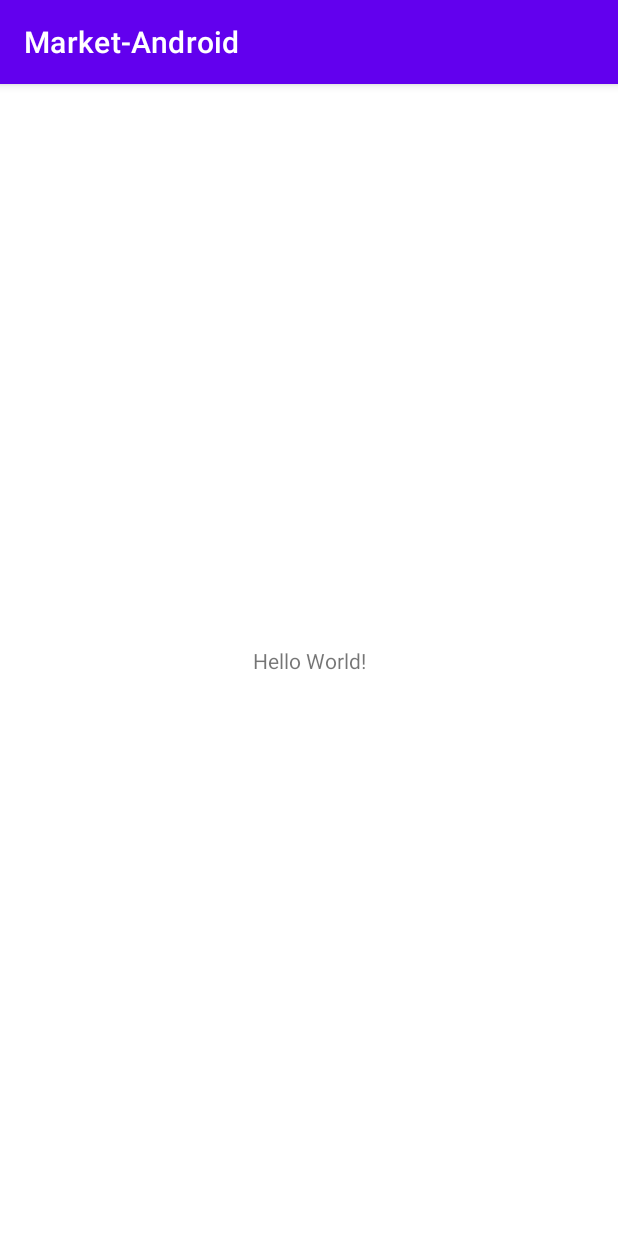
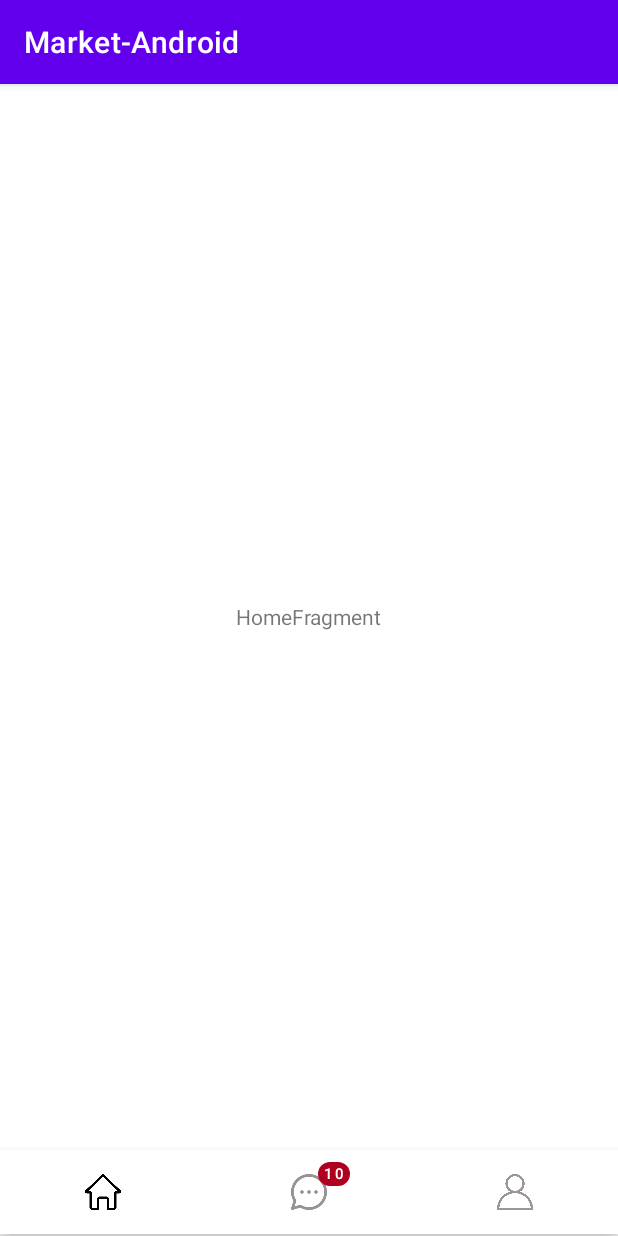
Before and after one commit to hyeonseongkang/Market-Android, an Android app: the screen it shows after launch (MainActivity), on a phone screen of 412 x 824 dp. Run offline under Robolectric (Android 15) with nearby library versions, the phone set to English and light mode, and no system bars.

Commit message:
bottomNavigationView 구현

```diff
--- a/app/src/main/AndroidManifest.xml
+++ b/app/src/main/AndroidManifest.xml
@@ -9,7 +9,9 @@
         android:roundIcon="@mipmap/ic_launcher_round"
         android:supportsRtl="true"
         android:theme="@style/Theme.MarketAndroid">
-        <activity android:name=".MainActivity">
+
+        <activity android:name=".MainActivity"
+            android:exported="true">
             <intent-filter>
                 <action android:name="android.intent.action.MAIN" />
 
--- a/app/src/main/java/com/mirror/market_android/MainActivity.java
+++ b/app/src/main/java/com/mirror/market_android/MainActivity.java
@@ -1,14 +1,55 @@
 package com.mirror.market_android;
 
+import androidx.annotation.NonNull;
 import androidx.appcompat.app.AppCompatActivity;
 
 import android.os.Bundle;
+import android.view.MenuItem;
+
+import com.google.android.material.badge.BadgeDrawable;
+import com.google.android.material.bottomnavigation.BottomNavigationView;
+import com.google.android.material.navigation.NavigationBarView;
+import com.mirror.market_android.chat.ChatFragment;
+import com.mirror.market_android.home.HomeFragment;
+import com.mirror.market_android.mypage.MyPageFragment;
 
 public class MainActivity extends AppCompatActivity {
+
+    BottomNavigationView bottomNavigationView;
+
+    HomeFragment homeFragment = new HomeFragment();
+    ChatFragment chatFragment = new ChatFragment();
+    MyPageFragment myPageFragment = new MyPageFragment();
 
     @Override
     protected void onCreate(Bundle savedInstanceState) {
         super.onCreate(savedInstanceState);
         setContentView(R.layout.activity_main);
+
+        bottomNavigationView = findViewById(R.id.bottomNavigation);
+
+        getSupportFragmentManager().beginTransaction().replace(R.id.container, homeFragment).commit();
+
+        BadgeDrawable badgeDrawable = bottomNavigationView.getOrCreateBadge(R.id.chat);
+        badgeDrawable.setVisible(true);
+        badgeDrawable.setNumber(10);
+
+        bottomNavigationView.setOnItemSelectedListener(new NavigationBarView.OnItemSelectedListener() {
+            @Override
+            public boolean onNavigationItemSelected(MenuItem item) {
+                switch(item.getItemId()) {
+                    case R.id.home:
+                        getSupportFragmentManager().beginTransaction().replace(R.id.container, homeFragment).commit();
+                        return true;
+                    case R.id.chat:
+                        getSupportFragmentManager().beginTransaction().replace(R.id.container, chatFragment).commit();
+                        return true;
+                    case R.id.mypage:
+                        getSupportFragmentManager().beginTransaction().replace(R.id.container, myPageFragment).commit();
+                        return true;
+                }
+                return false;
+            }
+        });
     }
 }
--- /dev/null
+++ b/app/src/main/java/com/mirror/market_android/chat/ChatFragment.java
@@ -0,0 +1,29 @@
+package com.mirror.market_android.chat;
+
+import android.os.Bundle;
+import android.view.LayoutInflater;
+import android.view.View;
+import android.view.ViewGroup;
+
+import androidx.annotation.NonNull;
+import androidx.annotation.Nullable;
+import androidx.fragment.app.Fragment;
+
+import com.mirror.market_android.R;
+
+public class ChatFragment extends Fragment {
+
+    View v;
+
+    @Nullable
+    @Override
+    public View onCreateView(@NonNull LayoutInflater inflater, @Nullable ViewGroup container, @Nullable Bundle savedInstanceState) {
+
+        v = inflater.inflate(R.layout.fragment_chat, container, false);
+
+
+        return v;
+    }
+
+
+}
--- /dev/null
+++ b/app/src/main/java/com/mirror/market_android/home/HomeFragment.java
@@ -0,0 +1,27 @@
+package com.mirror.market_android.home;
+
+import android.os.Bundle;
+import android.view.LayoutInflater;
+import android.view.View;
+import android.view.ViewGroup;
+
+import androidx.annotation.NonNull;
+import androidx.annotation.Nullable;
+import androidx.fragment.app.Fragment;
+
+import com.mirror.market_android.R;
+
+public class HomeFragment extends Fragment {
+
+    private View v;
+
+    @Nullable
+    @Override
+    public View onCreateView(@NonNull LayoutInflater inflater, @Nullable ViewGroup container, @Nullable Bundle savedInstanceState) {
+        v = inflater.inflate(R.layout.fragment_home, container, false);
+
+
+
+        return v;
+    }
+}
--- /dev/null
+++ b/app/src/main/java/com/mirror/market_android/mypage/MyPageFragment.java
@@ -0,0 +1,26 @@
+package com.mirror.market_android.mypage;
+
+import android.os.Bundle;
+import android.view.LayoutInflater;
+import android.view.View;
+import android.view.ViewGroup;
+
+import androidx.annotation.NonNull;
+import androidx.annotation.Nullable;
+import androidx.fragment.app.Fragment;
+
+import com.mirror.market_android.R;
+
+public class MyPageFragment extends Fragment {
+
+    private View v;
+
+    @Nullable
+    @Override
+    public View onCreateView(@NonNull LayoutInflater inflater, @Nullable ViewGroup container, @Nullable Bundle savedInstanceState) {
+        v = inflater.inflate(R.layout.fragment_mypage, container, false);
+
+
+        return v;
+    }
+}
--- /dev/null
+++ b/app/src/main/res/drawable/tab_color.xml
@@ -0,0 +1,5 @@
+<?xml version="1.0" encoding="utf-8"?>
+<selector xmlns:android="http://schemas.android.com/apk/res/android">
+    <item android:color="@color/black" android:state_checked="true"/>
+    <item android:color="#9A9393"/>
+</selector>
--- a/app/src/main/res/layout/activity_main.xml
+++ b/app/src/main/res/layout/activity_main.xml
@@ -1,18 +1,26 @@
 <?xml version="1.0" encoding="utf-8"?>
-<androidx.constraintlayout.widget.ConstraintLayout xmlns:android="http://schemas.android.com/apk/res/android"
+<RelativeLayout xmlns:android="http://schemas.android.com/apk/res/android"
     xmlns:app="http://schemas.android.com/apk/res-auto"
     xmlns:tools="http://schemas.android.com/tools"
     android:layout_width="match_parent"
     android:layout_height="match_parent"
     tools:context=".MainActivity">
 
-    <TextView
-        android:layout_width="wrap_content"
+    <FrameLayout
+        android:id="@+id/container"
+        android:layout_width="match_parent"
+        android:layout_height="match_parent"
+        android:layout_above="@+id/bottomNavigation"/>
+
+    <com.google.android.material.bottomnavigation.BottomNavigationView
+        android:id="@+id/bottomNavigation"
+        android:layout_width="match_parent"
         android:layout_height="wrap_content"
-        android:text="Hello World!"
-        app:layout_constraintBottom_toBottomOf="parent"
-        app:layout_constraintLeft_toLeftOf="parent"
-        app:layout_constraintRight_toRightOf="parent"
-        app:layout_constraintTop_toTopOf="parent" />
-
-</androidx.constraintlayout.widget.ConstraintLayout>
+        android:layout_alignParentBottom="true"
+        android:layout_marginBottom="1dp"
+        android:background="#FFFFFF"
+        app:itemIconTint="@drawable/tab_color"
+        app:itemTextColor="@drawable/tab_color"
+        app:labelVisibilityMode="unlabeled"
+        app:menu="@menu/menu_nav" />
+</RelativeLayout>
--- /dev/null
+++ b/app/src/main/res/layout/fragment_home.xml
@@ -0,0 +1,13 @@
+<?xml version="1.0" encoding="utf-8"?>
+<RelativeLayout xmlns:android="http://schemas.android.com/apk/res/android"
+    android:layout_width="match_parent"
+    android:layout_height="match_parent">
+
+
+    <TextView
+        android:layout_width="wrap_content"
+        android:layout_height="wrap_content"
+        android:text="HomeFragment"
+        android:layout_centerInParent="true"/>
+
+</RelativeLayout>
--- /dev/null
+++ b/app/src/main/res/menu/menu_nav.xml
@@ -0,0 +1,18 @@
+<?xml version="1.0" encoding="utf-8"?>
+<menu xmlns:android="http://schemas.android.com/apk/res/android">
+
+    <item
+        android:id="@+id/home"
+        android:title="@null"
+        android:icon="@drawable/home"/>
+
+    <item
+        android:id="@+id/chat"
+        android:icon="@drawable/chat"
+        android:title="@null" />
+
+    <item
+        android:id="@+id/mypage"
+        android:title=""
+        android:icon="@drawable/mypage"/>
+</menu>
```
Also changed, not shown: app/src/main/res/font/fonts.xml (added, +17 -0 lines), app/src/main/res/layout/fragment_chat.xml (added, +13 -0 lines), app/src/main/res/layout/fragment_mypage.xml (added, +12 -0 lines), app/src/main/res/drawable/chat.png (added), app/src/main/res/drawable/home.png (added), app/src/main/res/drawable/mypage.png (added), app/src/main/res/drawable/setting.png (added), 3 other files.
